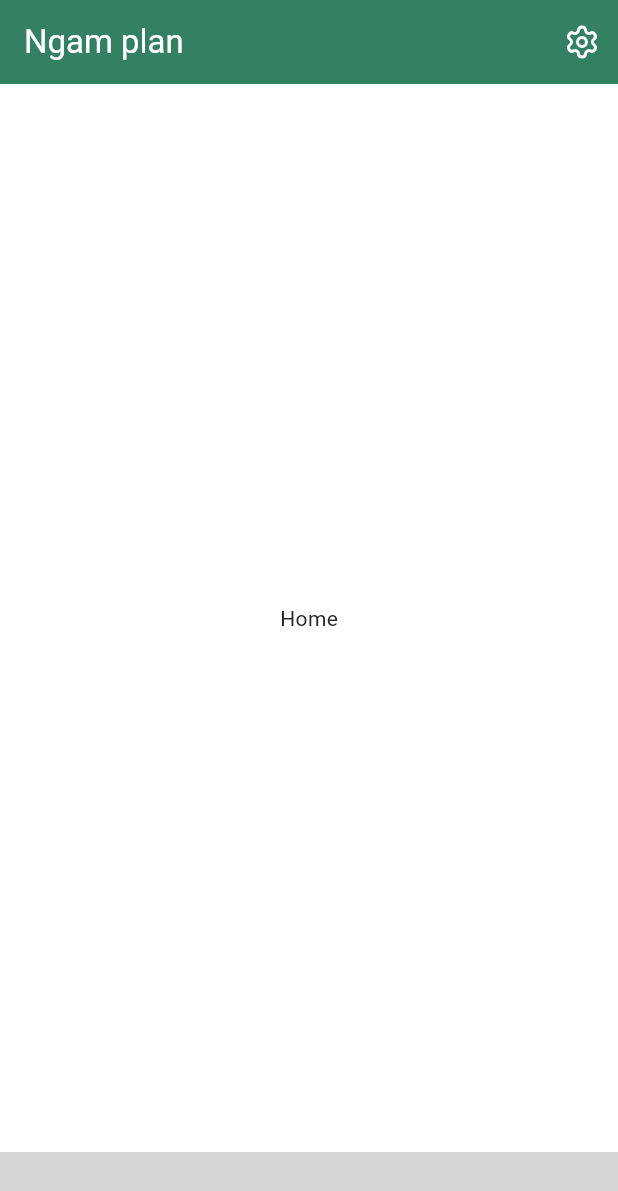
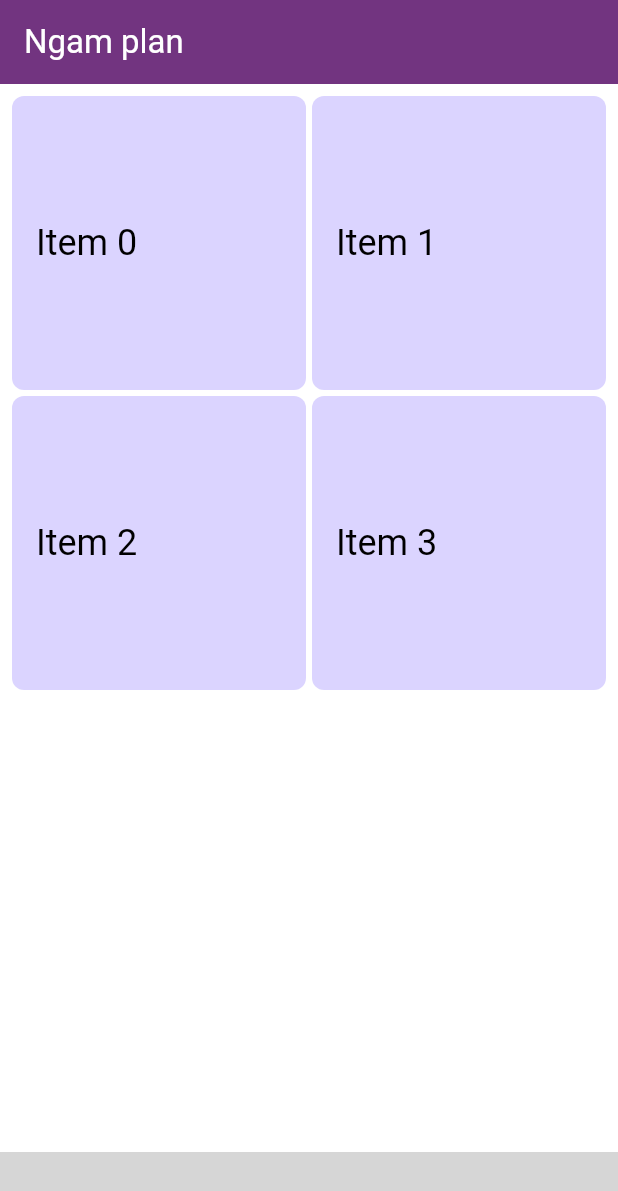
Before and after one commit to syafiqadibafham/ngam_plan, a Flutter app: the screen it shows after launch, on a phone screen of 412 x 824 dp. Shown: the top 1191 px of the screen. Run offline on Flutter 3.47's test engine with Material 3 defaults, Android fonts, the phone set to English and light mode, and no system bars; our stand-ins replace equatable, flutter_bloc, lucide_icons_flutter; missing offline and left inert: elegant_nav_bar; grey boxes are pictures that could not be loaded.

Commit message:
feat: improve readme feat: add common app scaffold feat: add some widgets in screen

```diff
--- a/lib/features/home/view/home_screen.dart
+++ b/lib/features/home/view/home_screen.dart
@@ -1,5 +1,6 @@
 import 'package:flutter/material.dart';
 import 'package:ngam_plan/src/localization/app_localizations.dart';
+import 'package:ngam_plan/src/widgets/app_screen.dart';
 
 class HomeScreen extends StatefulWidget {
   const HomeScreen({super.key});
@@ -11,6 +12,38 @@ class HomeScreen extends StatefulWidget {
 class _HomeScreenState extends State<HomeScreen> {
   @override
   Widget build(BuildContext context) {
-    return Text(AppLocalizations.of(context)!.homeSectionTitle);
+    return AppScreen(
+        title: AppLocalizations.of(context)!.appTitle,
+        child: Column(
+          children: [
+            Expanded(
+              child: Padding(
+                padding: const EdgeInsets.all(8.0),
+                child: GridView.count(
+                  crossAxisCount: 2,
+                  mainAxisSpacing: 4,
+                  crossAxisSpacing: 4,
+                  // Generate 100 widgets that display their index in the list.
+                  children: List.generate(4, (index) {
+                    return Center(
+                      child: Container(
+                        padding: const EdgeInsets.all(16),
+                        alignment: Alignment.centerLeft,
+                        decoration: BoxDecoration(
+                          color: Theme.of(context).colorScheme.secondary,
+                          borderRadius: BorderRadius.circular(8),
+                        ),
+                        child: Text(
+                          'Item $index',
+                          style: Theme.of(context).textTheme.headlineSmall,
+                        ),
+                      ),
+                    );
+                  }),
+                ),
+              ),
+            ),
+          ],
+        ));
   }
 }
--- a/lib/src/core/theme/app_colors.dart
+++ b/lib/src/core/theme/app_colors.dart
@@ -3,7 +3,7 @@ import 'package:flutter/material.dart';
 class AppColors {
   static const Color background = Color(0xFFFFFFFF);
   static const Color text = Color(0xFF212121);
-  static const Color primary = Color.fromARGB(255, 52, 128, 98);
+  static const Color primary = Color(0xFF723480);
   static const Color secondary = Color(0xFFDBD4FF);
   static const Color error = Color(0xFFD32F2F);
   static const Color white = Color(0xFFFFFFFF);
--- a/lib/src/core/theme/app_icons.dart
+++ b/lib/src/core/theme/app_icons.dart
@@ -2,6 +2,7 @@ import 'package:flutter/widgets.dart';
 import 'package:lucide_icons_flutter/lucide_icons.dart';
 
 class AppIcons {
+  static const IconData add = LucideIcons.plus;
   static const IconData event = LucideIcons.calendar;
   static const IconData home = LucideIcons.house;
   static const IconData settings = LucideIcons.settings;
--- a/lib/src/localization/app_localizations.dart
+++ b/lib/src/localization/app_localizations.dart
@@ -100,17 +100,23 @@ abstract class AppLocalizations {
   /// **'Ngam plan'**
   String get appTitle;
 
-  /// No description provided for @homeSectionTitle.
+  /// Title for the events section
+  ///
+  /// In en, this message translates to:
+  /// **'Events'**
+  String get eventsSectionTitle;
+
+  /// Title for the home section
   ///
   /// In en, this message translates to:
   /// **'Home'**
   String get homeSectionTitle;
 
-  /// No description provided for @eventsSectionTitle.
+  /// Title for the settings section
   ///
   /// In en, this message translates to:
-  /// **'Events'**
-  String get eventsSectionTitle;
+  /// **'Settings'**
+  String get settingsSectionTitle;
 }
 
 class _AppLocalizationsDelegate
--- a/lib/src/localization/app_localizations_en.dart
+++ b/lib/src/localization/app_localizations_en.dart
@@ -12,8 +12,11 @@ class AppLocalizationsEn extends AppLocalizations {
   String get appTitle => 'Ngam plan';
 
   @override
+  String get eventsSectionTitle => 'Events';
+
+  @override
   String get homeSectionTitle => 'Home';
 
   @override
-  String get eventsSectionTitle => 'Events';
+  String get settingsSectionTitle => 'Settings';
 }
--- /dev/null
+++ b/lib/src/widgets/app_screen.dart
@@ -0,0 +1,20 @@
+import 'package:flutter/material.dart';
+
+class AppScreen extends StatelessWidget {
+  const AppScreen({super.key, required this.title, required this.child, this.floatingActionButton});
+
+  final String title;
+  final Widget child;
+  final Widget? floatingActionButton;
+
+  @override
+  Widget build(BuildContext context) {
+    return Scaffold(
+      appBar: AppBar(
+        title: Text(title),
+      ),
+      floatingActionButton: floatingActionButton,
+      body: child,
+    );
+  }
+}
--- a/lib/src/widgets/base_screen.dart
+++ b/lib/src/widgets/base_screen.dart
@@ -1,4 +1,3 @@
-
 import 'package:flutter/material.dart';
 import 'package:ngam_plan/features/events/view/events_view.dart';
 import 'package:ngam_plan/features/home/view/home_screen.dart';
@@ -34,6 +33,11 @@ class _BaseScreenState extends State<BaseScreen> {
         label: AppLocalizations.of(context)!.eventsSectionTitle,
         view: const EventsView(),
       ),
+      NavBarItem(
+        icon: AppIcons.settings,
+        label: AppLocalizations.of(context)!.settingsSectionTitle,
+        view: const SettingsView(),
+      ),
     ];
   }
 
@@ -46,17 +50,6 @@ class _BaseScreenState extends State<BaseScreen> {
   @override
   Widget build(BuildContext context) {
     return Scaffold(
-      appBar: AppBar(
-        title: Text(AppLocalizations.of(context)!.appTitle),
-        actions: [
-          IconButton(
-            icon: const Icon(AppIcons.settings),
-            onPressed: () {
-              Navigator.of(context).pushNamed(SettingsView.routeName);
-            },
-          ),
-        ],
-      ),
       body: Center(
         child: navbarItems[_selectedIndex].view,
       ),
```
Also changed, not shown: lib/features/events/view/events_view.dart (+22 -2 lines), lib/features/settings/view/settings_view.dart (+5 -5 lines), lib/src/localization/app_en.arb (+11 -1 lines), 1 other file.
